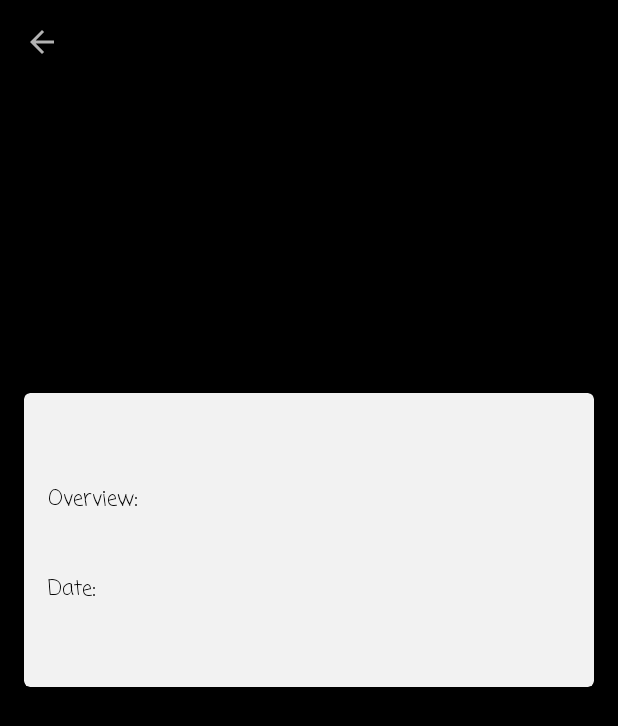
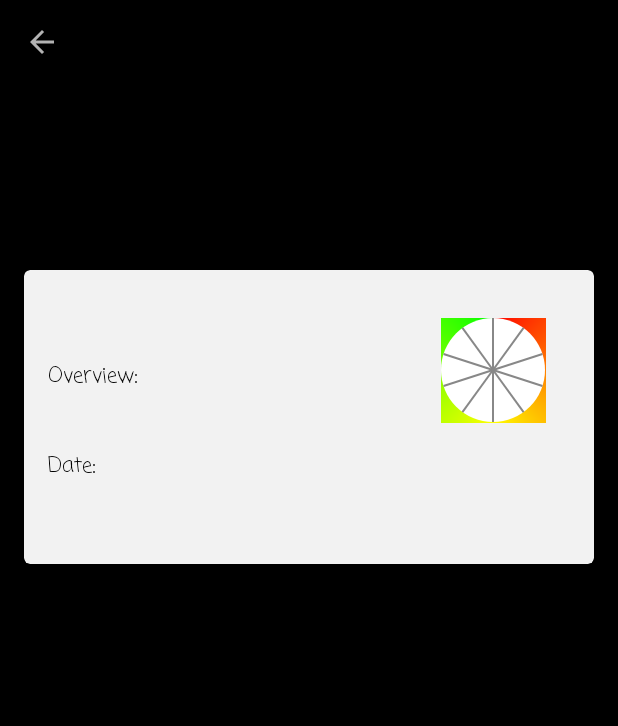
Before and after one commit to MatejVukosav/PopularMovies, an Android app: the MovieDetails screen opened directly, with no data from a screen before it, on a phone screen of 412 x 824 dp. Shown: the top 726 px of the screen. Run offline under Robolectric (Android 15) with nearby library versions, the phone set to English and light mode, and no system bars; our stand-ins replace data binding; network calls fail.

Commit message:
Added ranking information

```diff
--- /dev/null
+++ b/app/src/main/java/movies/popular/vuki/com/movies/views/CircleRatingView.java
@@ -0,0 +1,172 @@
+package movies.popular.vuki.com.movies.views;
+
+import android.content.Context;
+import android.content.res.TypedArray;
+import android.graphics.Canvas;
+import android.graphics.Color;
+import android.graphics.Paint;
+import android.graphics.Path;
+import android.graphics.PointF;
+import android.graphics.Region;
+import android.graphics.Shader;
+import android.graphics.SweepGradient;
+import android.support.annotation.Nullable;
+import android.text.BoringLayout;
+import android.text.Layout;
+import android.text.TextPaint;
+import android.util.AttributeSet;
+import android.view.View;
+
+import movies.popular.vuki.com.movies.R;
+
+/**
+ * Created by mvukosav
+ */
+public class CircleRatingView extends View {
+
+    private float cX;
+    private float cY;
+    private Paint neutralPaint;
+    private Paint lineDividerPaint;
+    private Paint background;
+    private TextPaint rankTextPaint;
+    private boolean isInitialized;
+    private float clipRadius;
+    private float ratingWidth;
+    private float circleRadius;
+    private float sectionAngle;
+    private int numOfSections = 10;
+    private float grade;
+    private float left;
+    private float right;
+    private float top;
+    private float bottom;
+    private BoringLayout rankBorignLayout;
+
+    public CircleRatingView( Context context ) {
+        super( context );
+    }
+
+    public CircleRatingView( Context context, @Nullable AttributeSet attrs ) {
+        super( context, attrs );
+        //xml
+        TypedArray arr = context.obtainStyledAttributes( attrs, R.styleable.CircleRatingView );
+        ratingWidth = arr.getFloat( R.styleable.CircleRatingView_ratingSize, 0 );
+        arr.recycle();
+    }
+
+    public CircleRatingView( Context context, @Nullable AttributeSet attrs, int defStyleAttr ) {
+        super( context, attrs, defStyleAttr );
+    }
+
+    public float getGrade() {
+        return grade;
+    }
+
+    public void setGrade( float grade ) {
+        this.grade = grade;
+        invalidate();
+    }
+
+    @Override
+    protected void onDraw( Canvas canvas ) {
+        super.onDraw( canvas );
+        if ( !isInitialized ) {
+            isInitialized = true;
+            init();
+
+            Path clipPath = new Path();
+            clipPath.addCircle( cX, cY, clipRadius, Path.Direction.CCW );
+            canvas.clipPath( clipPath, Region.Op.DIFFERENCE );
+
+            clipPath.reset();
+            clipPath.addCircle( cX, cY, circleRadius, Path.Direction.CCW );
+            canvas.clipPath( clipPath );
+        }
+
+        canvas.save();
+        //canvas.translate( cX - rankBorignLayout.getWidth() / 2, cY + rankBorignLayout.getHeight() / 2 );
+        canvas.translate( cX - rankBorignLayout.getWidth() / 2, cY - rankBorignLayout.getHeight() / 2 );
+        rankBorignLayout.draw( canvas );
+        canvas.restore();
+
+        canvas.save();
+        canvas.rotate( -90, cX, cY );
+        canvas.drawPaint( background );
+        drawSection( canvas, left, top, right, bottom,
+                ( ( grade ) * sectionAngle ),
+                ( numOfSections - grade ) * sectionAngle,
+                true,
+                neutralPaint );
+        drawLines( canvas );
+        canvas.restore();
+    }
+
+    private void drawSection( Canvas canvas, float left, float top, float right, float bottom, float startAngle, float sweepAngle, boolean useCenter, Paint paint ) {
+        canvas.drawArc( left, top, right, bottom, startAngle, sweepAngle, useCenter, paint );
+    }
+
+    private void drawLines( Canvas canvas ) {
+        for ( int i = 1; i <= numOfSections; i++ ) {
+            PointF endLine = getPointOnCircle( cX, cY, circleRadius, ( ( i - 1 ) * sectionAngle ) + sectionAngle );
+            canvas.drawLine( cX, cY, endLine.x, endLine.y, lineDividerPaint );
+        }
+    }
+
+    private PointF getPointOnCircle( float cX, float cY, float radius, float angle ) {
+        float x = (float) ( Math.cos( Math.toRadians( angle ) ) * radius + cX );
+        float y = (float) ( Math.sin( Math.toRadians( angle ) ) * radius + cY );
+        return new PointF( x, y );
+    }
+
+    private void init() {
+        neutralPaint = new Paint();
+        neutralPaint.setColor( Color.WHITE );
+        neutralPaint.setAntiAlias( true );
+
+        lineDividerPaint = new Paint();
+        lineDividerPaint.setColor( Color.GRAY );
+        lineDividerPaint.setStrokeWidth( 2 );
+        lineDividerPaint.setAntiAlias( true );
+
+        rankTextPaint = new TextPaint();
+        rankTextPaint.setTextSize( getContext().getResources().getDimension( R.dimen.rank_font_size ) );
+        rankTextPaint.setColor( Color.BLACK );
+        rankTextPaint.setAntiAlias( true );
+
+        sectionAngle = 360f / numOfSections;
+
+        background = new Paint();
+        background.setAntiAlias( true );
+
+        float center = Math.min( getWidth() / 2, getHeight() / 2 );
+        cX = center;
+        cY = center;
+
+        circleRadius = Math.min( getWidth() / 2, getHeight() / 2 );
+        clipRadius = circleRadius - ratingWidth;
+        clipRadius = clipRadius >= 0 ? clipRadius : 0;
+
+        left = cX - circleRadius;
+        top = cY - circleRadius;
+        right = cX + circleRadius;
+        bottom = cY + circleRadius;
+
+        int[] colorList = new int[]{ Color.RED, Color.YELLOW, Color.GREEN };
+
+        Shader shader = new SweepGradient( cX, cY, colorList, null );
+        background.setShader( shader );
+
+        BoringLayout.Metrics boringMetrics = BoringLayout.isBoring( String.valueOf( grade ), rankTextPaint );
+        if ( boringMetrics != null ) {
+            rankBorignLayout = BoringLayout.make( String.valueOf( grade ),
+                    rankTextPaint,
+                    (int) Math.ceil( BoringLayout.getDesiredWidth( String.valueOf( grade ), rankTextPaint ) ),
+                    Layout.Alignment.ALIGN_NORMAL,
+                    1.0f,
+                    0,
+                    boringMetrics,
+                    true );
+        }
+    }
+}
--- a/app/src/main/res/layout-land/activity_movie_details.xml
+++ b/app/src/main/res/layout-land/activity_movie_details.xml
@@ -10,22 +10,6 @@
         android:layout_height="match_parent"
         tools:context="movies.popular.vuki.com.movies.movies.popular.vuki.com.movies.details.MovieDetails">
 
-
-        <!--<android.support.design.widget.AppBarLayout-->
-        <!--android:id="@+id/app_bar"-->
-        <!--android:layout_width="match_parent"-->
-        <!--android:layout_height="wrap_content"-->
-        <!--android:fitsSystemWindows="true"-->
-        <!--android:theme="@style/ThemeOverlay.AppCompat.Dark.ActionBar">-->
-
-        <!--<android.support.design.widget.CollapsingToolbarLayout-->
-        <!--android:id="@+id/collapse_toolbar_layout"-->
-        <!--android:layout_width="match_parent"-->
-        <!--android:layout_height="match_parent"-->
-        <!--android:fitsSystemWindows="true"-->
-        <!--app:contentScrim="?attr/colorPrimary"-->
-        <!--app:layout_scrollFlags="scroll|exitUntilCollapsed">-->
-
         <android.support.v7.widget.Toolbar
             android:id="@+id/toolbar"
             android:layout_width="match_parent"
@@ -37,6 +21,7 @@
             android:layout_width="match_parent"
             android:layout_height="match_parent"
             android:fillViewport="true"
+            android:orientation="vertical"
             android:overScrollMode="never"
             android:scrollbars="none"
             app:layout_behavior="@string/appbar_scrolling_view_behavior">
@@ -59,79 +44,25 @@
                     app:layout_constraintTop_toBottomOf="parent"
                     tools:src="@android:drawable/ic_btn_speak_now"/>
 
-
                 <android.support.v7.widget.CardView
                     android:id="@+id/card_view"
-                    android:layout_width="520dp"
+                    android:layout_width="540dp"
                     android:layout_height="wrap_content"
                     android:layout_gravity="center_horizontal"
                     android:layout_marginBottom="16dp"
                     android:layout_marginLeft="16dp"
                     android:layout_marginRight="16dp"
-                    android:layout_marginTop="220dp"
-                    android:clipToPadding="true"
+                    android:layout_marginTop="@dimen/movie_details_card_margin_from_top"
                     android:elevation="8dp"
+                    app:layout_anchor="@id/poster"
+                    app:layout_anchorGravity="bottom|center_horizontal"
                     card_view:cardBackgroundColor="@color/white_95"
                     card_view:cardCornerRadius="4dp">
 
-                    <LinearLayout
-                        android:layout_width="match_parent"
-                        android:layout_height="match_parent"
-                        android:orientation="vertical"
-                        android:padding="16dp">
+                    <include
+                        android:id="@+id/movie"
+                        layout="@layout/item_movie_details"/>
 
-                        <ImageView
-                            android:id="@+id/image"
-                            android:layout_width="wrap_content"
-                            android:layout_height="wrap_content"
-                            android:adjustViewBounds="true"
-                            android:contentDescription="@string/movie_poster_image"
-                            android:scaleType="center"
-                            tools:src="@android:drawable/ic_btn_speak_now"/>
-
-                        <TextView
-                            android:id="@+id/title"
-                            style="@style/MovieDetailsTextStyle"
-                            android:layout_width="match_parent"
-                            android:layout_height="wrap_content"
-                            android:paddingBottom="16dp"
-                            android:textSize="18sp"
-                            android:textStyle="bold"
-                            tools:text="Titanic"/>
-
-                        <TextView
-                            android:id="@+id/overview_label"
-                            style="@style/MovieDetailsTextStyle"
-                            android:layout_width="match_parent"
-                            android:layout_height="wrap_content"
-                            android:text="@string/movie_details_overview"/>
-
-                        <TextView
-                            android:id="@+id/overview"
-                            style="@style/MovieDetailsTextStyle"
-                            android:layout_width="match_parent"
-                            android:layout_height="wrap_content"
-                            android:padding="8dp"
-                            app:layout_constraintTop_toBottomOf="@+id/overview_label"
-                            tools:text="Overview of the movie"/>
-
-                        <TextView
-                            android:id="@+id/date_label"
-                            style="@style/MovieDetailsTextStyle"
-                            android:layout_width="match_parent"
-                            android:layout_height="wrap_content"
-                            android:text="@string/movie_details_date"
-                            app:layout_constraintTop_toBottomOf="@+id/overview"/>
-
-                        <TextView
-                            android:id="@+id/date"
-                            style="@style/MovieDetailsTextStyle"
-                            android:layout_width="match_parent"
-                            android:layout_height="wrap_content"
-                            android:padding="8dp"
-                            app:layout_constraintTop_toBottomOf="@id/date_label"
-                            tools:text="24.03.2018"/>
-                    </LinearLayout>
                 </android.support.v7.widget.CardView>
 
             </android.support.design.widget.CoordinatorLayout>
@@ -139,5 +70,4 @@
 
     </android.support.constraint.ConstraintLayout>
 
-
 </layout>
--- a/app/src/main/res/layout/activity_movie_details.xml
+++ b/app/src/main/res/layout/activity_movie_details.xml
@@ -2,35 +2,17 @@
 <layout xmlns:android="http://schemas.android.com/apk/res/android"
         xmlns:app="http://schemas.android.com/apk/res-auto"
         xmlns:card_view="http://schemas.android.com/apk/res-auto"
-        xmlns:tools="http://schemas.android.com/tools"
-    >
+        xmlns:tools="http://schemas.android.com/tools">
 
     <ScrollView
         android:layout_width="match_parent"
         android:layout_height="match_parent"
         android:fillViewport="true">
 
-
         <android.support.constraint.ConstraintLayout
             android:layout_width="match_parent"
             android:layout_height="wrap_content"
             tools:context="movies.popular.vuki.com.movies.movies.popular.vuki.com.movies.details.MovieDetails">
-
-
-            <!--<android.support.design.widget.AppBarLayout-->
-            <!--android:id="@+id/app_bar"-->
-            <!--android:layout_width="match_parent"-->
-            <!--android:layout_height="wrap_content"-->
-            <!--android:fitsSystemWindows="true"-->
-            <!--android:theme="@style/ThemeOverlay.AppCompat.Dark.ActionBar">-->
-
-            <!--<android.support.design.widget.CollapsingToolbarLayout-->
-            <!--android:id="@+id/collapse_toolbar_layout"-->
-            <!--android:layout_width="match_parent"-->
-            <!--android:layout_height="match_parent"-->
-            <!--android:fitsSystemWindows="true"-->
-            <!--app:contentScrim="?attr/colorPrimary"-->
-            <!--app:layout_scrollFlags="scroll|exitUntilCollapsed">-->
 
             <android.support.v7.widget.Toolbar
                 android:id="@+id/toolbar"
@@ -38,8 +20,16 @@
                 android:layout_height="?attr/actionBarSize"
                 android:background="@android:color/transparent"
                 android:elevation="4dp"/>
-            <!--</android.support.design.widget.CollapsingToolbarLayout>-->
-            <!--</android.support.design.widget.AppBarLayout>-->
+
+            <android.support.v4.widget.NestedScrollView
+                android:layout_width="match_parent"
+                android:layout_height="match_parent"
+                android:fillViewport="true"
+                android:orientation="vertical"
+                android:overScrollMode="never"
+                android:scrollbars="none"
+                app:layout_behavior="@string/appbar_scrolling_view_behavior">
+
 
                 <android.support.design.widget.CoordinatorLayout
                     android:layout_width="match_parent"
@@ -62,83 +52,27 @@
 
                     <android.support.v7.widget.CardView
                         android:id="@+id/card_view"
-                    android:layout_width="match_parent"
+                        android:layout_width="wrap_content"
                         android:layout_height="wrap_content"
+                        android:layout_gravity="center_horizontal"
                         android:layout_marginBottom="16dp"
                         android:layout_marginLeft="16dp"
                         android:layout_marginRight="16dp"
+                        android:layout_marginTop="@dimen/movie_details_card_margin_from_top"
                         android:elevation="8dp"
                         app:layout_anchor="@id/poster"
                         app:layout_anchorGravity="bottom|center_horizontal"
                         card_view:cardBackgroundColor="@color/white_95"
                         card_view:cardCornerRadius="4dp">
 
-                    <LinearLayout
-                        android:layout_width="match_parent"
-                        android:layout_height="match_parent"
-                        android:layout_gravity="center_horizontal"
-                        android:orientation="vertical"
-                        android:padding="16dp">
-
-                        <ImageView
-                            android:id="@+id/image"
-                            android:layout_width="wrap_content"
-                            android:layout_height="wrap_content"
-                            android:adjustViewBounds="true"
-                            android:contentDescription="@string/movie_poster_image"
-                            android:scaleType="center"
-                            tools:src="@android:drawable/ic_btn_speak_now"/>
-
-                        <TextView
-                            android:id="@+id/title"
-                            style="@style/MovieDetailsTextStyle"
-                            android:layout_width="match_parent"
-                            android:layout_height="wrap_content"
-                            android:paddingBottom="16dp"
-                            android:textSize="18sp"
-                            android:textStyle="bold"
-                            tools:text="Titanic"/>
-
-                        <TextView
-                            android:id="@+id/overview_label"
-                            style="@style/MovieDetailsTextStyle"
-                            android:layout_width="match_parent"
-                            android:layout_height="wrap_content"
-
-                            android:text="@string/movie_details_overview"/>
-
-                        <TextView
-                            android:id="@+id/overview"
-                            style="@style/MovieDetailsTextStyle"
-                            android:layout_width="match_parent"
-                            android:layout_height="wrap_content"
-                            android:padding="8dp"
-                            app:layout_constraintTop_toBottomOf="@+id/overview_label"
-                            tools:text="Overview of the movie"/>
-
-                        <TextView
-                            android:id="@+id/date_label"
-                            style="@style/MovieDetailsTextStyle"
-                            android:layout_width="match_parent"
-                            android:layout_height="wrap_content"
-                            android:text="@string/movie_details_date"
-                            app:layout_constraintTop_toBottomOf="@+id/overview"/>
-
-                        <TextView
-                            android:id="@+id/date"
-                            style="@style/MovieDetailsTextStyle"
-                            android:layout_width="match_parent"
-                            android:layout_height="wrap_content"
-                            android:padding="8dp"
-                            app:layout_constraintTop_toBottomOf="@id/date_label"
-                            tools:text="24.03.2018"/>
-                    </LinearLayout>
-
-
+                        <include
+                            android:id="@+id/movie"
+                            layout="@layout/item_movie_details"/>
                     </android.support.v7.widget.CardView>
 
                 </android.support.design.widget.CoordinatorLayout>
 
+            </android.support.v4.widget.NestedScrollView>
         </android.support.constraint.ConstraintLayout>
 
     </ScrollView>
--- /dev/null
+++ b/app/src/main/res/layout/item_movie_details.xml
@@ -0,0 +1,85 @@
+<?xml version="1.0" encoding="utf-8"?>
+<layout xmlns:android="http://schemas.android.com/apk/res/android"
+        xmlns:app="http://schemas.android.com/apk/res-auto"
+        xmlns:tools="http://schemas.android.com/tools"
+    >
+
+    <RelativeLayout
+        android:layout_width="match_parent"
+        android:layout_height="match_parent"
+        android:layout_gravity="center_horizontal"
+        android:orientation="vertical"
+        android:padding="16dp">
+
+        <ImageView
+            android:id="@+id/image"
+            android:layout_width="wrap_content"
+            android:layout_height="wrap_content"
+            android:adjustViewBounds="true"
+            android:contentDescription="@string/movie_poster_image"
+            android:scaleType="center"
+            tools:src="@android:drawable/ic_btn_speak_now"/>
+
+
+        <movies.popular.vuki.com.movies.views.CircleRatingView
+            android:id="@+id/rating"
+            android:layout_width="70dp"
+            android:layout_height="70dp"
+            android:layout_alignBaseline="@id/image"
+            android:layout_alignParentEnd="true"
+            android:layout_margin="16dp"
+            app:ratingSize="30"/>
+
+
+        <TextView
+            android:id="@+id/title"
+            style="@style/MovieDetailsTextStyle"
+            android:layout_width="wrap_content"
+            android:layout_height="wrap_content"
+            android:layout_alignParentStart="true"
+            android:layout_below="@id/image"
+            android:layout_toStartOf="@+id/rating"
+            android:padding="8dp"
+            android:textSize="18sp"
+            android:textStyle="bold"
+            tools:text="Titanic"/>
+
+        <TextView
+            android:id="@+id/overview_label"
+            style="@style/MovieDetailsTextStyle"
+            android:layout_width="match_parent"
+            android:layout_height="wrap_content"
+            android:layout_below="@id/title"
+            android:text="@string/movie_details_overview"/>
+
+        <TextView
+            android:id="@+id/overview"
+            style="@style/MovieDetailsTextStyle"
+            android:layout_width="match_parent"
+            android:layout_height="wrap_content"
+            android:layout_below="@id/overview_label"
+            android:padding="8dp"
+            app:layout_constraintTop_toBottomOf="@+id/overview_label"
+            tools:text="Overview of the movie"/>
+
+        <TextView
+            android:id="@+id/date_label"
+            style="@style/MovieDetailsTextStyle"
+            android:layout_width="match_parent"
+            android:layout_height="wrap_content"
+            android:layout_below="@id/overview"
+            android:text="@string/movie_details_date"
+            app:layout_constraintTop_toBottomOf="@+id/overview"/>
+
+        <TextView
+            android:id="@+id/date"
+            style="@style/MovieDetailsTextStyle"
+            android:layout_width="match_parent"
+            android:layout_height="wrap_content"
+            android:layout_below="@id/date_label"
+            android:padding="8dp"
+            app:layout_constraintTop_toBottomOf="@id/date_label"
+            tools:text="24.03.2018"/>
+    </RelativeLayout>
+
+</layout>
--- /dev/null
+++ b/app/src/main/res/values/dimens.xml
@@ -0,0 +1,6 @@
+<?xml version="1.0" encoding="utf-8"?>
+<resources>
+    <dimen name="rank_font_size">20sp</dimen>
+    <dimen name="landscape_movie_details_poster_width">360dp</dimen>
+    <dimen name="movie_details_card_margin_from_top">180dp</dimen>
+</resources>
```
Also changed, not shown: app/src/main/java/movies/popular/vuki/com/movies/details/MovieDetails.java (+9 -8 lines), app/src/main/res/layout-land/activity_movie_details_land.xml (deleted, +0 -143 lines), app/src/main/res/values/styles.xml (+6 -1 lines). Lines whose indentation alone changed are shown as unchanged.
